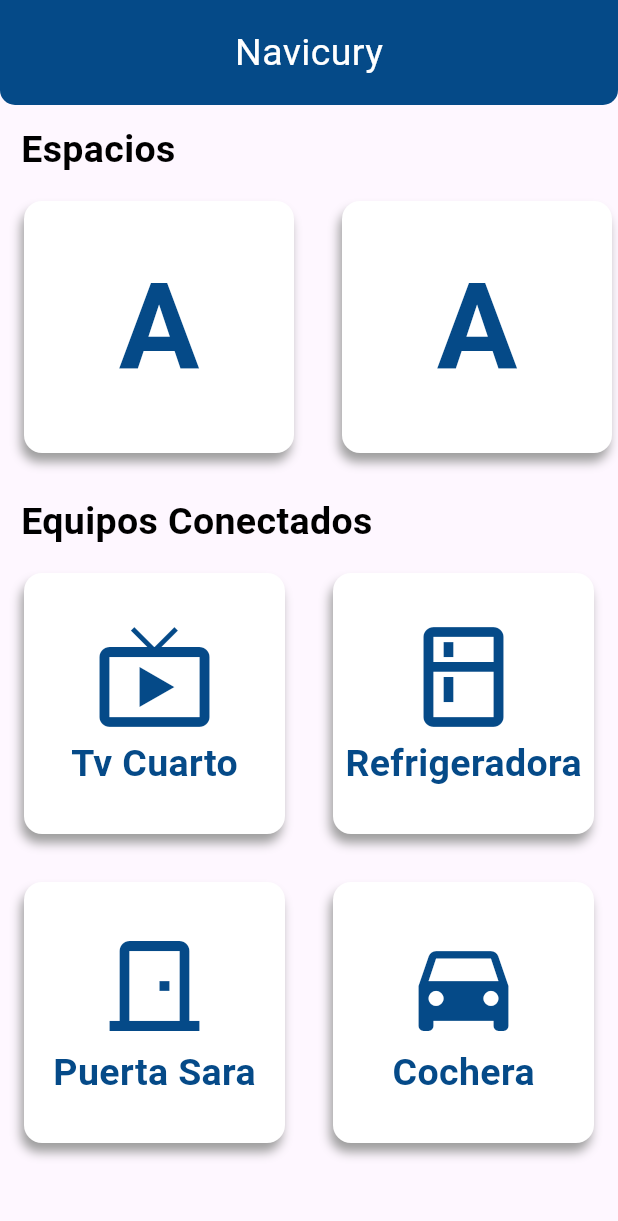
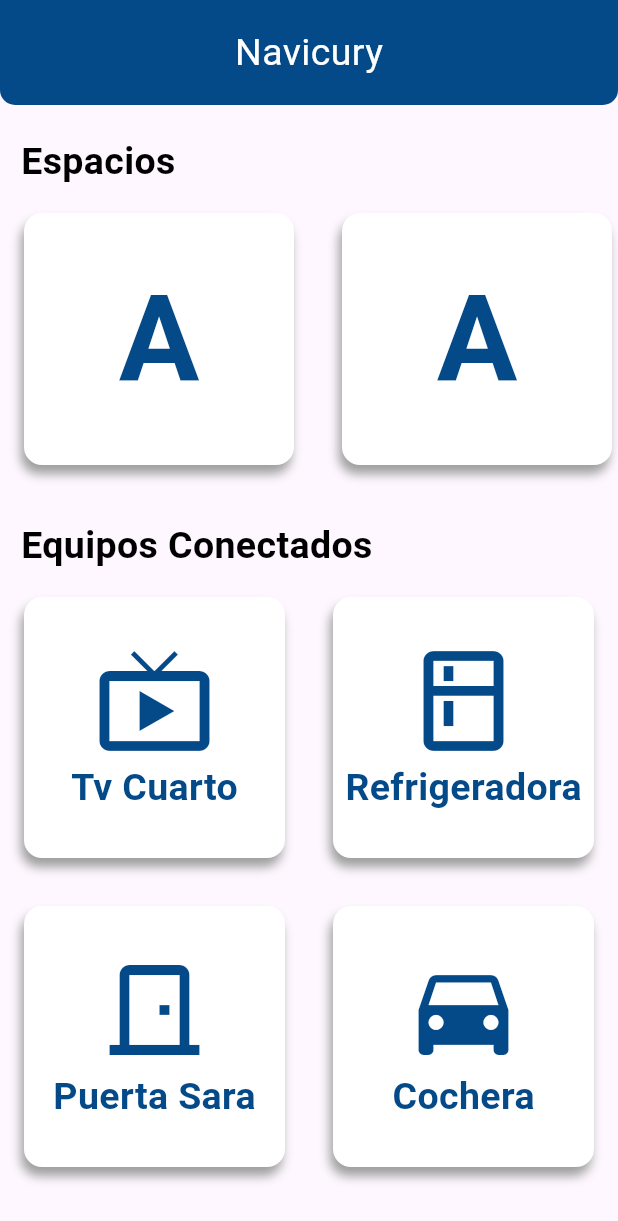
Before and after one commit to leonxn/app_reto_smarththings, a Flutter app: the HomeScreen screen opened directly, on a phone screen of 412 x 824 dp. Shown: the top 1221 px of the screen. Run offline on Flutter 3.47's test engine with Material 3 defaults, Android fonts, the phone set to English and light mode, and no system bars.

```diff
--- /dev/null
+++ b/lib/constans/constans.dart
@@ -0,0 +1,7 @@
+import 'package:flutter/material.dart';
+
+final TextStyle subtitle = TextStyle(
+  color: Colors.black,
+  fontSize: 25,
+  fontWeight: FontWeight.bold,
+);
--- a/lib/pages/home_screen.dart
+++ b/lib/pages/home_screen.dart
@@ -1,5 +1,5 @@
 import 'package:flutter/material.dart';
-import 'package:flutter/widgets.dart';
+import 'package:reto_smarththings/constans/constans.dart';
 import 'package:reto_smarththings/widgets/container_button.dart';
 
 class HomeScreen extends StatefulWidget {
@@ -35,17 +35,13 @@ class _HomeScreenState extends State<HomeScreen> {
           Padding(
             padding: const EdgeInsets.only(
               left: 14.0,
-              top: 12.0,
+              top: 20.0,
             ),
             child: Align(
               alignment: Alignment.centerLeft,
               child: Text(
                 "Espacios",
-                style: TextStyle(
-                  color: Colors.black,
-                  fontSize: 25,
-                  fontWeight: FontWeight.bold,
-                ),
+                style: subtitle,
               ),
             ),
           ),
@@ -65,23 +61,19 @@ class _HomeScreenState extends State<HomeScreen> {
           Padding(
             padding: const EdgeInsets.only(
               left: 14.0,
-              top: 12.0,
+              top: 20.0,
             ),
             child: Align(
               alignment: Alignment.centerLeft,
               child: Text(
                 "Equipos Conectados",
-                style: TextStyle(
-                  color: Colors.black,
-                  fontSize: 25,
-                  fontWeight: FontWeight.bold,
-                ),
+                style: subtitle,
               ),
             ),
           ),
           Expanded(
             child: GridView.count(
-              crossAxisCount: 2, // Número de columnas
+              crossAxisCount: 2,
               children: [
                 ContainerButton(
                   containtIcon: Icons.live_tv_outlined,
```
